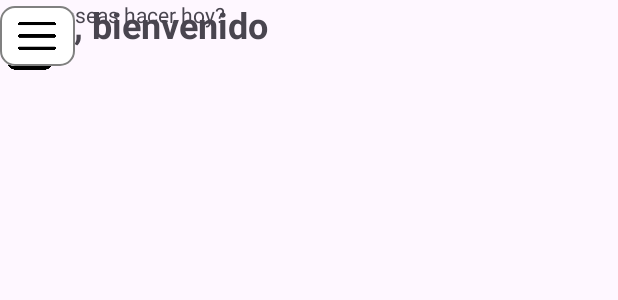
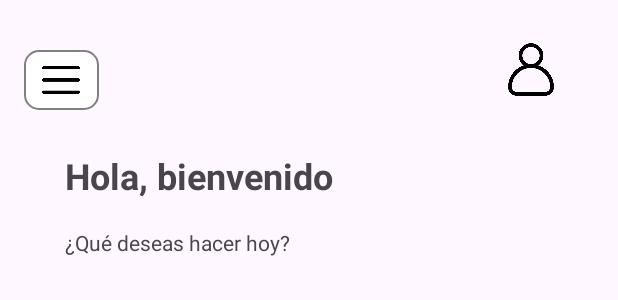
Before and after one commit to gatoapatico/MobileUtpApp, an Android app: the layout activity_screen_welcome.xml on its own in the app's theme, with its tools: preview values and no code run, on a phone screen of 412 x 824 dp. Shown: the top 300 px of the screen. Run offline under Robolectric (Android 15) with nearby library versions, the phone set to English and light mode, and no system bars.

Commit message:
se corrige posiciones de widgets y se agrega codigo para pasar del main activity al activity screen welcome

```diff
--- a/app/src/main/java/com/example/mobileutpapp/MainActivity.java
+++ b/app/src/main/java/com/example/mobileutpapp/MainActivity.java
@@ -1,6 +1,9 @@
 package com.example.mobileutpapp;
 
+import android.content.Intent;
 import android.os.Bundle;
+import android.view.View;
+import android.widget.Button;
 
 import androidx.activity.EdgeToEdge;
 import androidx.appcompat.app.AppCompatActivity;
@@ -13,7 +16,8 @@ public class MainActivity extends AppCompatActivity {
     private final int LAYOUT_ID = R.layout.activity_main;   //NOMBRE DEL ARCHIVO XML CREADO EN LA CAPA LAYOUT
     private final int VIEW_ID = R.id.main;  //NOMBRE DEL ID DEL LAYOUT CREADO. POR DEFECTO VIENE VACIO, SE DEBE SETEAR.
 
-    @Override
+    /*@Override
+
     protected void onCreate(Bundle savedInstanceState) {
         super.onCreate(savedInstanceState);
         EdgeToEdge.enable(this);
@@ -23,5 +27,21 @@ public class MainActivity extends AppCompatActivity {
             v.setPadding(systemBars.left, systemBars.top, systemBars.right, systemBars.bottom);
             return insets;
         });
+    }*/
+
+    //Permite pasar de un layout a otro
+    @Override
+    protected void onCreate(Bundle savedInstanceState) {
+        super.onCreate(savedInstanceState);
+        setContentView(R.layout.activity_main);
+
+        Button boton = findViewById(R.id.button);
+        boton.setOnClickListener(new View.OnClickListener() {
+            @Override
+            public void onClick(View v) {
+                // Cambiar al otro layout
+                setContentView(R.layout.activity_screen_welcome);
+            }
+        });
     }
 }
--- a/app/src/main/res/layout/activity_screen_welcome.xml
+++ b/app/src/main/res/layout/activity_screen_welcome.xml
@@ -13,24 +13,36 @@
         android:text="Hola, bienvenido"
         android:textSize="24sp"
         android:textStyle="bold"
-        tools:layout_editor_absoluteX="43dp"
-        tools:layout_editor_absoluteY="82dp" />
+        app:layout_constraintBottom_toBottomOf="parent"
+        app:layout_constraintEnd_toEndOf="parent"
+        app:layout_constraintHorizontal_bias="0.186"
+        app:layout_constraintStart_toStartOf="parent"
+        app:layout_constraintTop_toTopOf="parent"
+        app:layout_constraintVertical_bias="0.127" />
 
     <ImageView
         android:id="@+id/imageView2"
         android:layout_width="40dp"
         android:layout_height="58dp"
-        app:srcCompat="@drawable/usuario"
-        tools:layout_editor_absoluteX="340dp"
-        tools:layout_editor_absoluteY="16dp" />
+        app:layout_constraintBottom_toBottomOf="parent"
+        app:layout_constraintEnd_toEndOf="parent"
+        app:layout_constraintHorizontal_bias="0.897"
+        app:layout_constraintStart_toStartOf="parent"
+        app:layout_constraintTop_toTopOf="parent"
+        app:layout_constraintVertical_bias="0.023"
+        app:srcCompat="@drawable/usuario" />
 
     <TextView
         android:id="@+id/textView4"
         android:layout_width="wrap_content"
         android:layout_height="wrap_content"
         android:text="¿Qué deseas hacer hoy?"
-        tools:layout_editor_absoluteX="43dp"
-        tools:layout_editor_absoluteY="121dp" />
+        app:layout_constraintBottom_toBottomOf="parent"
+        app:layout_constraintEnd_toEndOf="parent"
+        app:layout_constraintHorizontal_bias="0.165"
+        app:layout_constraintStart_toStartOf="parent"
+        app:layout_constraintTop_toTopOf="parent"
+        app:layout_constraintVertical_bias="0.189" />
 
     <Button
         android:id="@+id/btn_menu"
@@ -43,9 +55,13 @@
         app:iconPadding="0dp"
         app:iconSize="25dp"
         app:iconTint="@color/black"
+        app:layout_constraintBottom_toBottomOf="parent"
+        app:layout_constraintEnd_toEndOf="parent"
+        app:layout_constraintHorizontal_bias="0.044"
+        app:layout_constraintStart_toStartOf="parent"
+        app:layout_constraintTop_toTopOf="parent"
+        app:layout_constraintVertical_bias="0.038"
         app:strokeColor="#808080"
-        app:strokeWidth="1dp"
-        tools:layout_editor_absoluteX="16dp"
-        tools:layout_editor_absoluteY="16dp" />
+        app:strokeWidth="1dp" />
 
 </androidx.constraintlayout.widget.ConstraintLayout>
```
